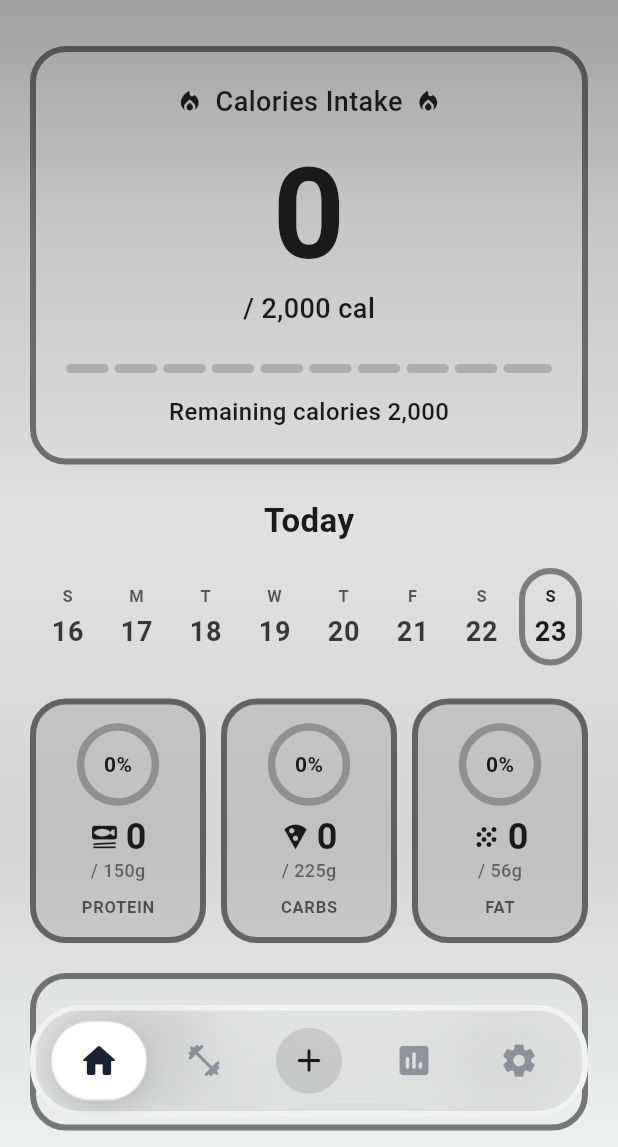
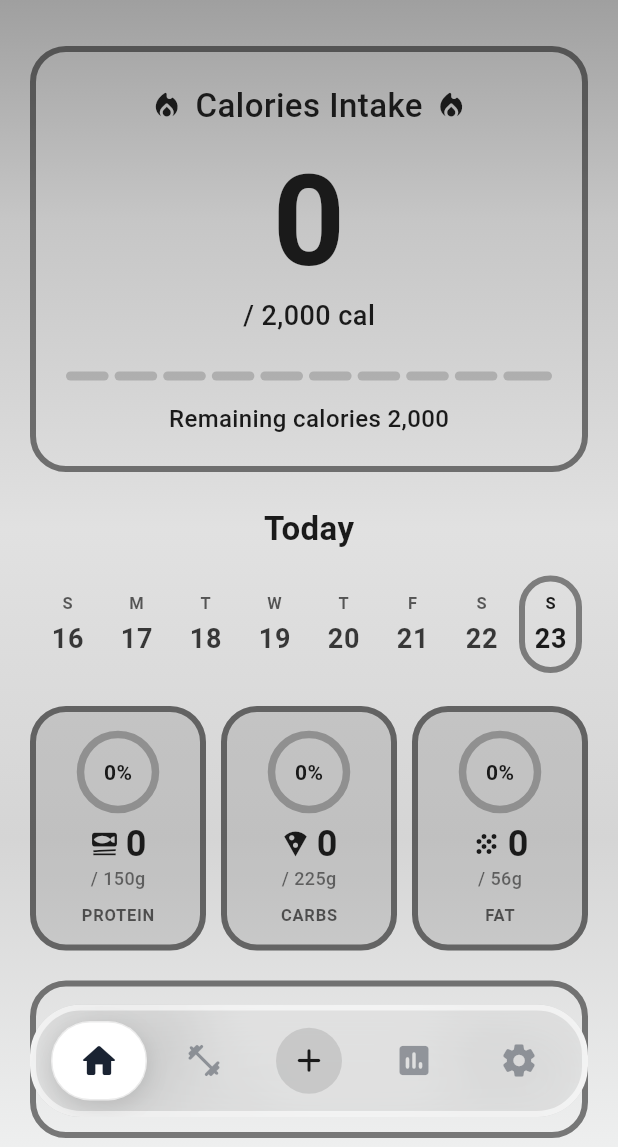
Before and after one commit to siho1117/food_cal, a Flutter app: the screen it shows after launch, on a phone screen of 412 x 824 dp, the part 89-1236 px from its top. Run offline on Flutter 3.47's test engine with Material 3 defaults, Android fonts, the phone set to English and light mode, and no system bars; our stand-ins replace fl_chart, flutter_dotenv, flutter_image_compress, flutter_slidable, image_gallery_saver, image_picker and 4 more; accounts and stored records are empty.

Commit message:
Your commit message here

```diff
--- a/lib/config/design_system/accent_colors.dart
+++ b/lib/config/design_system/accent_colors.dart
@@ -37,6 +37,9 @@ class AccentColors {
   // Terracotta - Maclyn food card design
   static const Color terracotta = Color(0xFFC65D3B);
 
+  // Vibrant Red - Alert/warning states (calorie over budget)
+  static const Color vibrantRed = Color(0xFFFF4757);
+
   /// All colors as a list for easy iteration
   static const List<Color> all = [
     coral,
@@ -49,6 +52,7 @@ class AccentColors {
     softPink,
     hotPink,
     terracotta,
+    vibrantRed,
   ];
 
   /// Color names for reference
@@ -63,5 +67,6 @@ class AccentColors {
     'Soft Pink',
     'Hot Pink',
     'Terracotta',
+    'Vibrant Red',
   ];
 }
--- a/lib/widgets/home/calorie_summary_widget.dart
+++ b/lib/widgets/home/calorie_summary_widget.dart
@@ -3,6 +3,7 @@ import 'package:flutter/material.dart';
 import 'package:provider/provider.dart';
 import '../../l10n/generated/app_localizations.dart';
 import '../../config/design_system/widget_theme.dart';
+import '../../config/design_system/accent_colors.dart';
 import '../../providers/home_provider.dart';
 import '../../providers/theme_provider.dart';
 
@@ -11,8 +12,13 @@ class _CalorieSummaryDesign {
   static const double progressBarHeight = 6.0;
   static const double progressBarGap = 4.0;
   static const int progressBarSegments = 10;
-  static const Color progressColorOver = Color(0xFFFF6B6B); // Soft red
   static const double mainCalorieFontSize = 84.0;
+
+  // Warm gradient warning colors (from accent palette)
+  static const Color vibrantRed = AccentColors.vibrantRed; // #FF4757 - Over 100% alert
+  static const Color coral = AccentColors.coral;         // #FF7B6B - 95-100%
+  static const Color brightOrange = AccentColors.brightOrange; // #FF8C42 - 85-95%
+  static const Color goldenYellow = AccentColors.goldenYellow; // #F5A623 - 70-85%
 }
 
 /// Utility class for calorie-related calculations and formatting
@@ -265,14 +271,14 @@ class _CalorieSummaryWidgetState extends State<CalorieSummaryWidget>
               children: [
                 Icon(
                   Icons.local_fire_department_rounded,
-                  size: AppWidgetTheme.fontSizeLG,
+                  size: 22,
                   color: textColor,
                 ),
                 const SizedBox(width: 8),
                 Text(
                   AppLocalizations.of(context)!.caloriesToday,
                   style: TextStyle(
-                    fontSize: AppWidgetTheme.fontSizeLG,
+                    fontSize: 22,
                     color: textColor,
                     fontWeight: FontWeight.w500,
                     letterSpacing: 0.3,
@@ -282,7 +288,7 @@ class _CalorieSummaryWidgetState extends State<CalorieSummaryWidget>
                 const SizedBox(width: 8),
                 Icon(
                   Icons.local_fire_department_rounded,
-                  size: AppWidgetTheme.fontSizeLG,
+                  size: 22,
                   color: textColor,
                 ),
               ],
@@ -357,12 +363,27 @@ class _CalorieSummaryWidgetState extends State<CalorieSummaryWidget>
     const segmentCount = _CalorieSummaryDesign.progressBarSegments;
     final filledSegments = (progress * segmentCount).round();
 
-    // Soft red when over budget, use theme text color when normal
-    final progressColor = isOverBudget
-        ? _CalorieSummaryDesign.progressColorOver
-        : textColor;
+    // Determine color based on progress thresholds (warm gradient)
+    Color getProgressColor() {
+      if (isOverBudget) {
+        // Over 100% - Vibrant red alert
+        return _CalorieSummaryDesign.vibrantRed;
+      } else if (progress >= 0.95) {
+        // 95-100% - Coral (soft red warning)
+        return _CalorieSummaryDesign.coral;
+      } else if (progress >= 0.85) {
+        // 85-95% - Bright orange
+        return _CalorieSummaryDesign.brightOrange;
+      } else if (progress >= 0.70) {
+        // 70-85% - Golden yellow
+        return _CalorieSummaryDesign.goldenYellow;
+      } else {
+        // 0-70% - Normal (theme adaptive)
+        return textColor;
+      }
+    }
 
-    // Cache colors to avoid recreating them on every animation frame
+    final progressColor = getProgressColor();
     final filledColor = progressColor.withValues(alpha: AppWidgetTheme.opacityHighest);
     final unfilledColor = textColor.withValues(alpha: AppWidgetTheme.opacityMediumHigh);
     final shadowColor = progressColor.withValues(alpha: 0.3);
```
